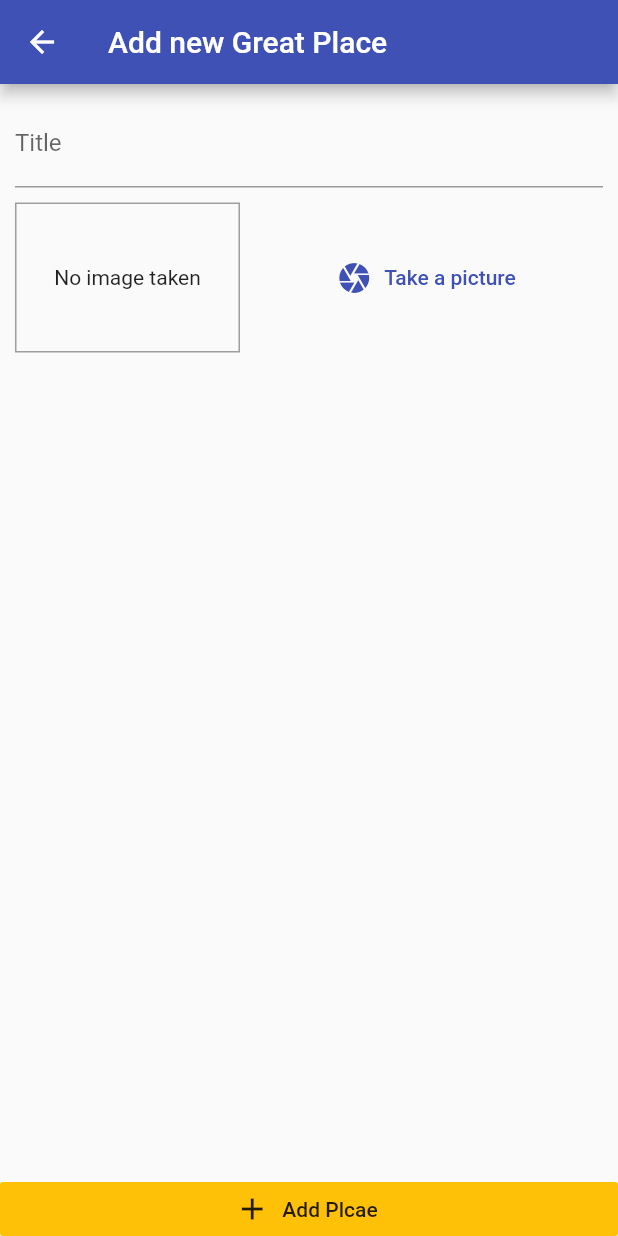
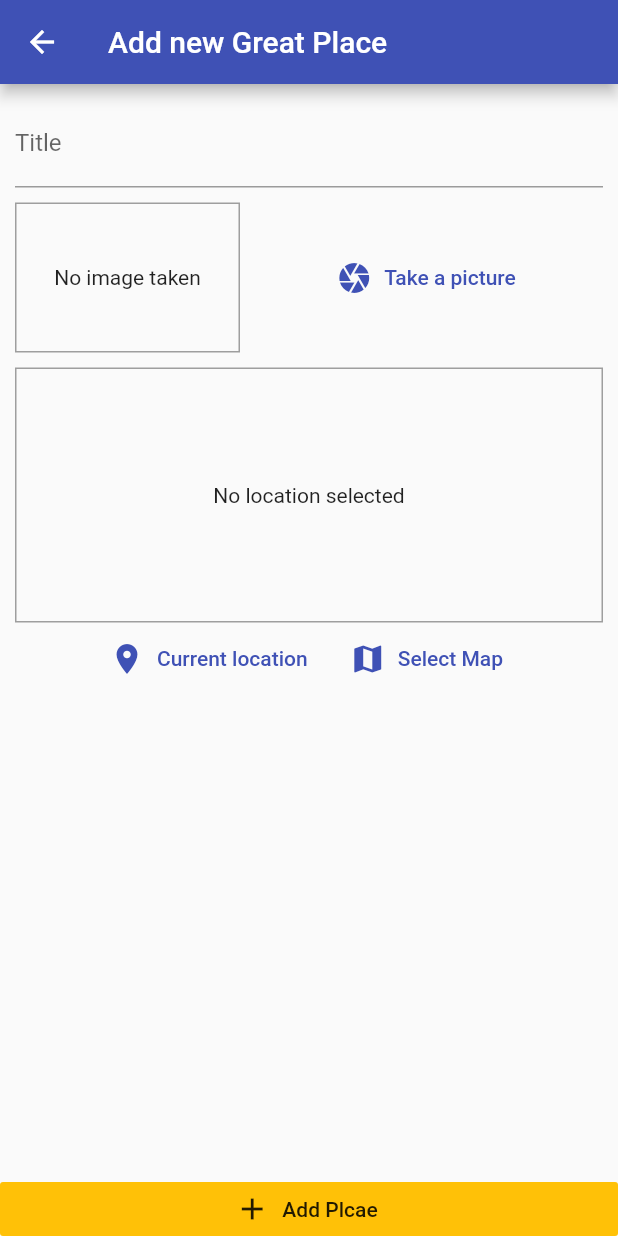
Before and after one commit to daveborka/FlutterShopLP, a Flutter app: the screen it shows after launch, after a tap on the "add" icon, on a phone screen of 412 x 824 dp. Run offline on Flutter 3.47's test engine with Material 2 defaults, Android fonts, the light colour scheme and no system bars; our stand-ins replace google_maps_flutter, image_picker, location, sqflite; accounts and stored records are empty.

Commit message:
Touching device features

```diff
--- /dev/null
+++ b/flutter_great_places_app/lib/helpers/db_helper.dart
@@ -0,0 +1,24 @@
+import 'package:sqflite/sqflite.dart' as sql;
+import 'package:path/path.dart' as path;
+import 'package:sqflite/sqflite.dart';
+
+class DBHelper {
+  static Future<Database> database() async {
+    final dbPath = await sql.getDatabasesPath();
+    return await sql.openDatabase(path.join(dbPath, 'places.db'),
+        onCreate: (db, version) {
+      return db.execute(
+          'CREATE TABLE user_places(id TEXT PRIMARY KEY, title TEXT, image TEXT, loc_lat REAL, loc_long REAL, address TEXT )');
+    }, version: 1);
+  }
+
+  static Future<void> insert(String table, Map<String, Object> data) async {
+    final db = await DBHelper.database();
+    db.insert(table, data, conflictAlgorithm: sql.ConflictAlgorithm.replace);
+  }
+
+  static Future<List<Map<String, dynamic>>> getAllData(String table) async {
+    final db = await DBHelper.database();
+    return db.query(table);
+  }
+}
--- /dev/null
+++ b/flutter_great_places_app/lib/helpers/locatioon_helper.dart
@@ -0,0 +1,19 @@
+import 'dart:convert';
+
+import 'package:http/http.dart' as http;
+
+const GOOGLE_API_KEY = KEY;
+
+class LocationHelper {
+  static String generateLocationPreviewImage(
+      {double latitude, double longitude}) {
+    return 'https://maps.googleapis.com/maps/api/staticmap?center=$latitude,$longitude&zoom=13&size=600x300&maptype=roadmap&markers=color:red%7Clabel:C%7C$latitude,$longitude&key=$GOOGLE_API_KEY';
+  }
+
+  static Future<String> getPlaceAddress(double lat, double long) async {
+    final url = Uri.parse(
+        'https://maps.googleapis.com/maps/api/geocode/json?latlng=$lat,$long&key=$GOOGLE_API_KEY');
+    var response = await http.get(url);
+    return json.decode(response.body)['results'][0]['formatted_address'];
+  }
+}
--- a/flutter_great_places_app/lib/main.dart
+++ b/flutter_great_places_app/lib/main.dart
@@ -1,4 +1,5 @@
 import 'package:flutter/material.dart';
+import 'package:flutter_complete_guide/screens/place_detals_screen.dart';
 import 'package:provider/provider.dart';
 
 import './providers/great_places.dart';
@@ -19,7 +20,10 @@ class MyApp extends StatelessWidget {
           accentColor: Colors.amber,
         ),
         home: PlacesListScreen(),
-        routes: {AddPlaceScreen.routeName: (ctx) => AddPlaceScreen()},
+        routes: {
+          AddPlaceScreen.routeName: (ctx) => AddPlaceScreen(),
+          ProductDetailScreen.routeName: (ctx) => ProductDetailScreen()
+        },
       ),
     );
   }
--- a/flutter_great_places_app/lib/models/places.dart
+++ b/flutter_great_places_app/lib/models/places.dart
@@ -7,7 +7,7 @@ class PlaceLocation {
   final double longitude;
   final String address;
 
-  PlaceLocation(
+  const PlaceLocation(
       {@required this.latitude, @required this.longitude, this.address});
 }
 
--- a/flutter_great_places_app/lib/providers/great_places.dart
+++ b/flutter_great_places_app/lib/providers/great_places.dart
@@ -1,8 +1,12 @@
 import 'dart:io';
+import 'dart:math';
 
 import 'package:flutter/foundation.dart';
+import 'package:location/location.dart';
 
 import '../models/places.dart';
+import '../helpers/db_helper.dart';
+import '../helpers/locatioon_helper.dart';
 
 class GreatePlaces with ChangeNotifier {
   List<Place> _items = [];
@@ -11,17 +15,51 @@ class GreatePlaces with ChangeNotifier {
     return [..._items];
   }
 
+  Place findById(String id) {
+    return _items.firstWhere((element) => element.id == id);
+  }
+
   void addPlace(
-    String pickedTitle,
-    File pickedImage,
-  ) {
+      String pickedTitle, File pickedImage, PlaceLocation location) async {
+    final address = await LocationHelper.getPlaceAddress(
+        location.latitude, location.longitude);
+    PlaceLocation updatedLocation = PlaceLocation(
+        latitude: location.latitude,
+        longitude: location.longitude,
+        address: address);
     final newPlace = Place(
         id: DateTime.now().toString(),
         title: pickedTitle,
         image: pickedImage,
-        location: null);
+        location: updatedLocation);
 
     _items.add(newPlace);
     notifyListeners();
+    DBHelper.insert(
+      'user_places',
+      {
+        'id': newPlace.id,
+        'title': newPlace.title,
+        'image': newPlace.image.path,
+        'loc_lat': newPlace.location.latitude,
+        'loc_long': newPlace.location.longitude,
+        'address': newPlace.location.address
+      },
+    );
+  }
+
+  Future<void> fetchAndSetPlace() async {
+    final dataList = await DBHelper.getAllData('user_places');
+    _items = dataList
+        .map((item) => Place(
+            id: item['id'],
+            title: item['title'],
+            image: File(item['image']),
+            location: PlaceLocation(
+                latitude: item['loc_lat'],
+                longitude: item['loc_long'],
+                address: item['address'])))
+        .toList();
+    notifyListeners();
   }
 }
--- a/flutter_great_places_app/lib/screens/add_places_screen.dart
+++ b/flutter_great_places_app/lib/screens/add_places_screen.dart
@@ -1,9 +1,12 @@
 import 'dart:io';
 
 import 'package:flutter/material.dart';
+import 'package:image_picker/image_picker.dart';
 import 'package:provider/provider.dart';
 import '../widgets/image_input.dart';
 import '../providers/great_places.dart';
+import '../widgets/location_input.dart';
+import '../models/places.dart';
 
 class AddPlaceScreen extends StatefulWidget {
   static const routeName = "/add-place";
@@ -14,6 +17,11 @@ class AddPlaceScreen extends StatefulWidget {
 class _AddPlaceScreenState extends State<AddPlaceScreen> {
   final _titleController = TextEditingController();
   File _pickedImage;
+  PlaceLocation pickedLocation;
+  void _selectPlace(double lat, double long) {
+    pickedLocation = PlaceLocation(latitude: lat, longitude: long);
+  }
+
   void _selectImage(File pickedImage) {
     _pickedImage = pickedImage;
   }
@@ -24,7 +32,7 @@ class _AddPlaceScreenState extends State<AddPlaceScreen> {
     }
 
     Provider.of<GreatePlaces>(context, listen: false)
-        .addPlace(_titleController.text, _pickedImage);
+        .addPlace(_titleController.text, _pickedImage, pickedLocation);
     Navigator.of(context).pop();
   }
 
@@ -53,6 +61,12 @@ class _AddPlaceScreenState extends State<AddPlaceScreen> {
                 ImageInput(
                   onSelectImage: _selectImage,
                 ),
+                SizedBox(
+                  height: 10,
+                ),
+                LocationInput(
+                  onSelectPlace: _selectPlace,
+                )
                 // FlatButton(onPressed: () {}, child: child)
               ],
             ),
--- a/flutter_great_places_app/lib/screens/places_list_screen.dart
+++ b/flutter_great_places_app/lib/screens/places_list_screen.dart
@@ -1,4 +1,5 @@
 import 'package:flutter/material.dart';
+import 'package:flutter_complete_guide/screens/place_detals_screen.dart';
 import 'package:provider/provider.dart';
 import '../screens/add_places_screen.dart';
 import '../providers/great_places.dart';
@@ -18,7 +19,15 @@ class PlacesListScreen extends StatelessWidget {
           ),
         ],
       ),
-      body: Consumer<GreatePlaces>(
+      body: FutureBuilder(
+        future: Provider.of<GreatePlaces>(context, listen: false)
+            .fetchAndSetPlace(),
+        builder: (ctx, snapshot) => snapshot.connectionState ==
+                ConnectionState.waiting
+            ? Center(
+                child: CircularProgressIndicator(),
+              )
+            : Consumer<GreatePlaces>(
                 child: Center(
                   child: Text('Got no places yet sart adding some'),
                 ),
@@ -28,10 +37,18 @@ class PlacesListScreen extends StatelessWidget {
                         itemCount: greatPlaces.items.length,
                         itemBuilder: (ctx, index) => ListTile(
                           leading: CircleAvatar(
-                    backgroundImage: FileImage(greatPlaces.items[index].image),
+                            backgroundImage:
+                                FileImage(greatPlaces.items[index].image),
                           ),
                           title: Text(greatPlaces.items[index].title),
-                  onTap: () {},
+                          subtitle:
+                              Text(greatPlaces.items[index].location.address),
+                          onTap: () {
+                            Navigator.of(context).pushNamed(
+                                ProductDetailScreen.routeName,
+                                arguments: "${greatPlaces.items[index].id}");
+                          },
+                        ),
                       ),
               ),
       ),
--- /dev/null
+++ b/flutter_great_places_app/lib/widgets/location_input.dart
@@ -0,0 +1,84 @@
+import 'package:flutter/material.dart';
+import 'package:location/location.dart';
+import 'package:google_maps_flutter/google_maps_flutter.dart';
+
+import '../helpers/locatioon_helper.dart';
+import '../screens/map_screen.dart';
+
+class LocationInput extends StatefulWidget {
+  @override
+  final Function onSelectPlace;
+
+  const LocationInput({this.onSelectPlace});
+  _LocationInputState createState() => _LocationInputState();
+}
+
+class _LocationInputState extends State<LocationInput> {
+  String _prviewImageUrl;
+
+  Future<void> _getCurrentUserLocation() async {
+    final locData = await Location().getLocation();
+    setState(() {
+      _prviewImageUrl = LocationHelper.generateLocationPreviewImage(
+          latitude: locData.latitude, longitude: locData.longitude);
+    });
+    widget.onSelectPlace(locData.latitude, locData.longitude);
+  }
+
+  Future<void> _selectOnMap() async {
+    final LatLng selectedLocation =
+        await Navigator.of(context).push(MaterialPageRoute(
+            fullscreenDialog: true,
+            builder: (ctx) => MapScreen(
+                  isSelecting: true,
+                )));
+
+    if (selectedLocation == null) {
+      return;
+    }
+    setState(() {
+      _prviewImageUrl = LocationHelper.generateLocationPreviewImage(
+          latitude: selectedLocation.latitude,
+          longitude: selectedLocation.longitude);
+    });
+    widget.onSelectPlace(selectedLocation.latitude, selectedLocation.longitude);
+  }
+
+  @override
+  Widget build(BuildContext context) {
+    return Column(
+      children: [
+        Container(
+            decoration:
+                BoxDecoration(border: Border.all(width: 1, color: Colors.grey)),
+            height: 170,
+            width: double.infinity,
+            alignment: Alignment.center,
+            child: _prviewImageUrl == null
+                ? Text(
+                    'No location selected',
+                    textAlign: TextAlign.center,
+                  )
+                : Image.network(
+                    _prviewImageUrl,
+                    fit: BoxFit.cover,
+                    width: double.infinity,
+                  )),
+        Row(mainAxisAlignment: MainAxisAlignment.center, children: [
+          FlatButton.icon(
+            onPressed: _getCurrentUserLocation,
+            icon: Icon(Icons.location_on),
+            label: Text('Current location'),
+            textColor: Theme.of(context).primaryColor,
+          ),
+          FlatButton.icon(
+            onPressed: _selectOnMap,
+            icon: Icon(Icons.map),
+            label: Text('Select Map'),
+            textColor: Theme.of(context).primaryColor,
+          )
+        ]),
+      ],
+    );
+  }
+}
--- a/flutter_great_places_app/pubspec.yaml
+++ b/flutter_great_places_app/pubspec.yaml
@@ -27,6 +27,11 @@ dependencies:
   image_picker: ^0.8.4+6
   path_provider: ^2.0.8
   path: ^1.8.1
+  sqflite: ^2.0.2
+  location: ^4.3.0
+  google_maps_flutter: ^0.5.17
+  http: ^0.13.4
+
 
 
   # The following adds the Cupertino Icons font to your application.
```
Also changed, not shown: flutter_great_places_app/lib/screens/map_screen.dart (added, +61 -0 lines), flutter_great_places_app/lib/screens/place_detals_screen.dart (+56 -0 lines), flutter_great_places_app/pubspec.lock, 1 other file. Lines whose indentation alone changed are shown as unchanged.
